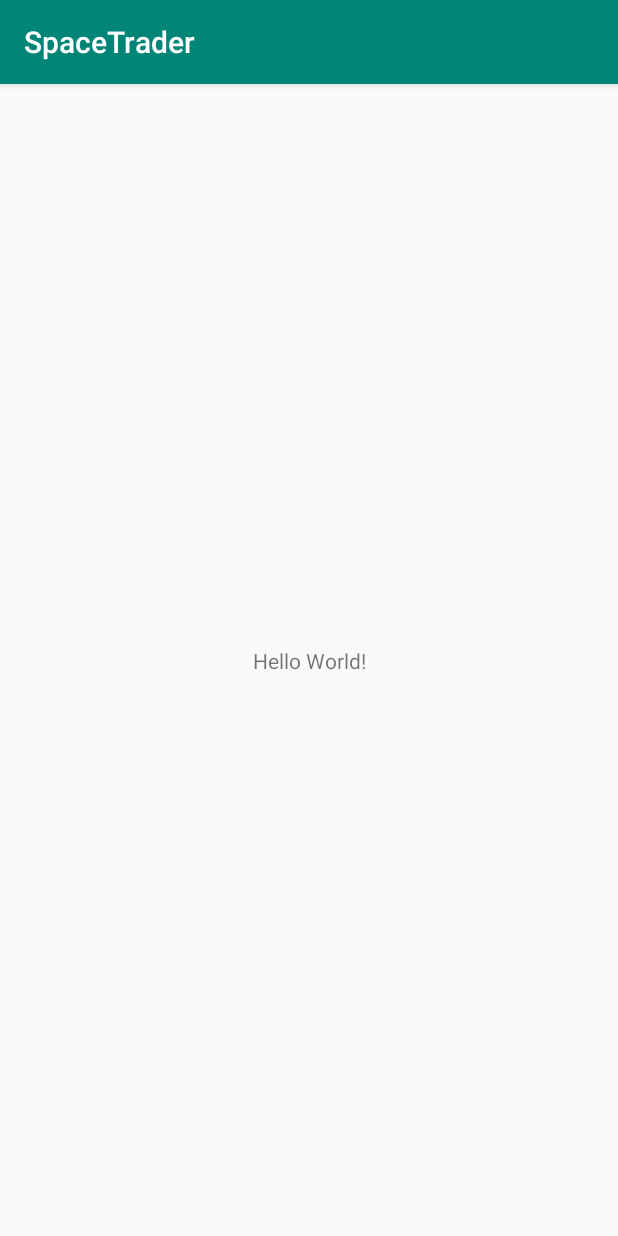
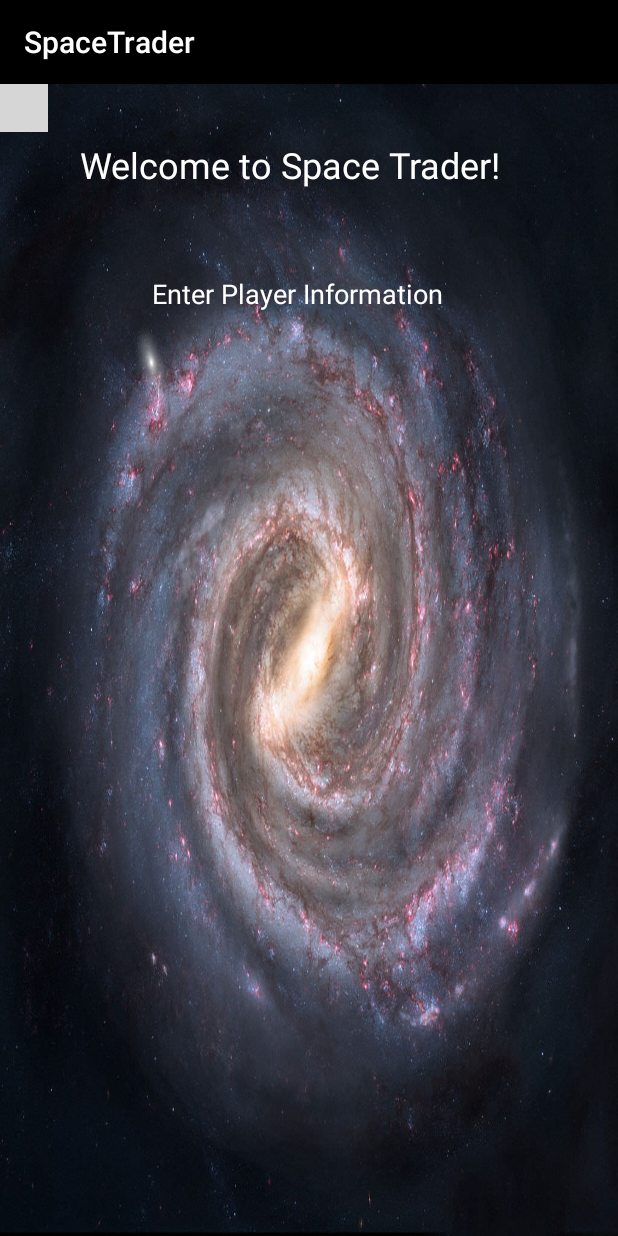
Before and after one commit to brandoDecu/cs2340project, an Android app: the screen it shows after launch (MainActivity), on a phone screen of 412 x 824 dp. Run offline under Robolectric (Android 15) with nearby library versions, the phone set to English and light mode, and no system bars; plain views replace Constraints; grey boxes are pictures that could not be loaded.

Commit message:
added background to main activity

```diff
--- a/SpaceTrader/app/src/main/res/drawable-v24/ic_launcher_foreground.xml
+++ b/SpaceTrader/app/src/main/res/drawable-v24/ic_launcher_foreground.xml
@@ -26,7 +26,7 @@
         </aapt:attr>
     </path>
     <path
-        android:fillColor="#FFFFFF"
+        android:fillColor="#1133AA"
         android:fillType="nonZero"
         android:pathData="M66.94,46.02L66.94,46.02C72.44,50.07 76,56.61 76,64L32,64C32,56.61 35.56,50.11 40.98,46.06L36.18,41.19C35.45,40.45 35.45,39.3 36.18,38.56C36.91,37.81 38.05,37.81 38.78,38.56L44.25,44.05C47.18,42.57 50.48,41.71 54,41.71C57.48,41.71 60.78,42.57 63.68,44.05L69.11,38.56C69.84,37.81 70.98,37.81 71.71,38.56C72.44,39.3 72.44,40.45 71.71,41.19L66.94,46.02ZM62.94,56.92C64.08,56.92 65,56.01 65,54.88C65,53.76 64.08,52.85 62.94,52.85C61.8,52.85 60.88,53.76 60.88,54.88C60.88,56.01 61.8,56.92 62.94,56.92ZM45.06,56.92C46.2,56.92 47.13,56.01 47.13,54.88C47.13,53.76 46.2,52.85 45.06,52.85C43.92,52.85 43,53.76 43,54.88C43,56.01 43.92,56.92 45.06,56.92Z"
         android:strokeWidth="1"
--- a/SpaceTrader/app/src/main/res/layout/activity_main.xml
+++ b/SpaceTrader/app/src/main/res/layout/activity_main.xml
@@ -4,15 +4,61 @@
     xmlns:tools="http://schemas.android.com/tools"
     android:layout_width="match_parent"
     android:layout_height="match_parent"
-    tools:context=".MainActivity">
+    tools:context=".views.MainActivity">
+
+    <RelativeLayout
+        android:layout_width="match_parent"
+        android:layout_height="match_parent"
+        android:orientation="vertical"
+        android:background="@drawable/milky_way"
+        ></RelativeLayout>
+
+    <android.support.constraint.Guideline
+        android:id="@+id/guideline"
+        android:layout_width="wrap_content"
+        android:layout_height="wrap_content"
+        android:orientation="vertical"
+        app:layout_constraintGuide_begin="20dp" />
+
+    <android.support.constraint.Constraints
+        android:id="@+id/constraints"
+        android:layout_width="wrap_content"
+        android:layout_height="wrap_content"
+        tools:ignore="MissingConstraints" />
 
     <TextView
-        android:layout_width="wrap_content"
-        android:layout_height="wrap_content"
-        android:text="Hello World!"
+        android:id="@+id/textView"
+        android:layout_width="313dp"
+        android:layout_height="64dp"
+        android:layout_marginStart="8dp"
+        android:layout_marginTop="8dp"
+        android:layout_marginEnd="8dp"
+        android:layout_marginBottom="8dp"
+        android:text="Welcome to Space Trader!"
+        android:textColor="#FFFF"
+        android:textSize="24sp"
         app:layout_constraintBottom_toBottomOf="parent"
-        app:layout_constraintLeft_toLeftOf="parent"
-        app:layout_constraintRight_toRightOf="parent"
-        app:layout_constraintTop_toTopOf="parent" />
+        app:layout_constraintEnd_toEndOf="parent"
+        app:layout_constraintHorizontal_bias="0.548"
+        app:layout_constraintStart_toStartOf="parent"
+        app:layout_constraintTop_toTopOf="parent"
+        app:layout_constraintVertical_bias="0.043" />
 
+    <TextView
+        android:id="@+id/textView2"
+        android:layout_width="252dp"
+        android:layout_height="49dp"
+        android:layout_marginStart="8dp"
+        android:layout_marginTop="8dp"
+        android:layout_marginEnd="8dp"
+        android:layout_marginBottom="552dp"
+        android:text="Enter Player Information"
+        android:textColor="#FFFF"
+        android:textSize="18dp"
+        app:layout_constraintBottom_toBottomOf="parent"
+        app:layout_constraintEnd_toEndOf="parent"
+        app:layout_constraintHorizontal_bias="0.65"
+        app:layout_constraintStart_toStartOf="parent"
+        app:layout_constraintTop_toTopOf="parent"
+        app:layout_constraintVertical_bias="0.754" />
 </android.support.constraint.ConstraintLayout>
--- a/SpaceTrader/app/src/main/res/values/colors.xml
+++ b/SpaceTrader/app/src/main/res/values/colors.xml
@@ -1,6 +1,6 @@
 <?xml version="1.0" encoding="utf-8"?>
 <resources>
-    <color name="colorPrimary">#008577</color>
-    <color name="colorPrimaryDark">#00574B</color>
+    <color name="colorPrimary">#000000</color>
+    <color name="colorPrimaryDark">#000000</color>
     <color name="colorAccent">#D81B60</color>
 </resources>
--- a/SpaceTrader/app/src/main/res/values/strings.xml
+++ b/SpaceTrader/app/src/main/res/values/strings.xml
@@ -1,3 +1,4 @@
 <resources>
     <string name="app_name">SpaceTrader</string>
+    <string name="welcome_to_space_trader">Welcome to Space Trader!</string>
 </resources>
```
Also changed, not shown: SpaceTrader/app/src/main/res/drawable/milky_way.jpg (added).
